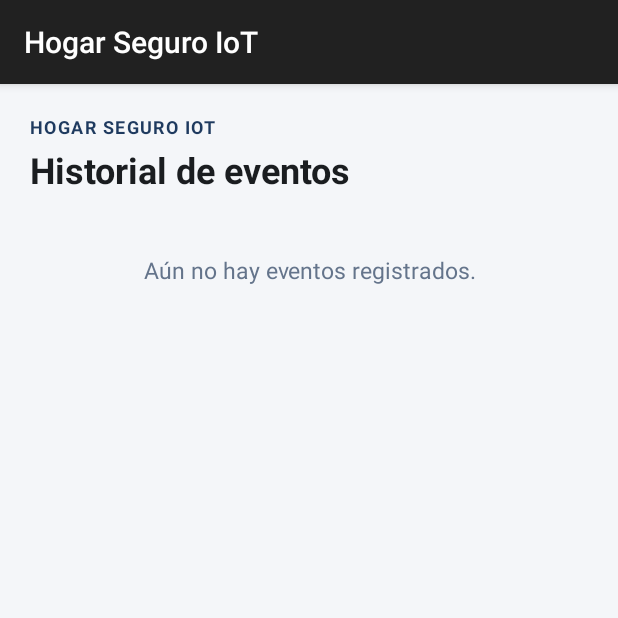
After one commit to Loreto-ISO/prueba-iot2, an Android app: the HistoryActivity screen opened directly, with no data from a screen before it, on a phone screen of 412 x 824 dp, the top half of it. The commit adds this screen. Run offline under Robolectric (Android 15) with nearby library versions, the phone set to English and light mode, and no system bars; our stand-ins replace Firebase (no records; nobody signed in at launch, a user with empty details on screens opened directly).

Commit message:
feat: add realtime device event history

```diff
--- a/app/build.gradle.kts
+++ b/app/build.gradle.kts
@@ -38,6 +38,7 @@ dependencies {
     implementation(platform("com.google.firebase:firebase-bom:33.7.0"))
     implementation("com.google.firebase:firebase-auth")
     implementation("com.google.firebase:firebase-database")
+    implementation("androidx.recyclerview:recyclerview:1.4.0")
 
     implementation(libs.androidx.activity.ktx)
     implementation(libs.androidx.appcompat)
--- a/app/src/main/AndroidManifest.xml
+++ b/app/src/main/AndroidManifest.xml
@@ -27,6 +27,7 @@
         <activity android:name=".AdminActivity" android:exported="false" />
         <activity android:name=".DashboardActivity" android:exported="false" />
         <activity android:name=".ControlActivity" android:exported="false" />
+        <activity android:name=".HistoryActivity" android:exported="false" />
 
     </application>
 </manifest>
--- a/app/src/main/java/com/example/myapplication/DashboardActivity.kt
+++ b/app/src/main/java/com/example/myapplication/DashboardActivity.kt
@@ -41,6 +41,9 @@ class DashboardActivity : AppCompatActivity() {
 
         findViewById<Button>(R.id.btnOpenControl).setOnClickListener {
             startActivity(Intent(this, ControlActivity::class.java))
+        }
+        findViewById<Button>(R.id.btnOpenHistory).setOnClickListener {
+            startActivity(Intent(this, HistoryActivity::class.java))
         }
 
         observeDeviceState()
--- /dev/null
+++ b/app/src/main/java/com/example/myapplication/HistoryActivity.kt
@@ -0,0 +1,62 @@
+package com.example.myapplication
+
+import android.os.Bundle
+import android.view.View
+import android.widget.TextView
+import android.widget.Toast
+import androidx.appcompat.app.AppCompatActivity
+import androidx.recyclerview.widget.LinearLayoutManager
+import androidx.recyclerview.widget.RecyclerView
+import com.example.myapplication.data.FirebaseDatabaseRepository
+import com.example.myapplication.model.DeviceEvent
+import com.google.firebase.database.DatabaseError
+import com.google.firebase.database.ValueEventListener
+
+class HistoryActivity : AppCompatActivity() {
+    private val repository = FirebaseDatabaseRepository()
+    private val deviceId = "casa-01"
+    private var eventsListener: ValueEventListener? = null
+    private lateinit var recyclerView: RecyclerView
+    private lateinit var emptyMessage: TextView
+    private val eventAdapter = DeviceEventAdapter()
+
+    override fun onCreate(savedInstanceState: Bundle?) {
+        super.onCreate(savedInstanceState)
+        setContentView(R.layout.activity_history)
+
+        recyclerView = findViewById(R.id.rvEvents)
+        emptyMessage = findViewById(R.id.tvEmptyHistory)
+        recyclerView.layoutManager = LinearLayoutManager(this)
+        recyclerView.adapter = eventAdapter
+
+        observeEvents()
+    }
+
+    private fun observeEvents() {
+        eventsListener = repository.observeDeviceEvents(
+            deviceId = deviceId,
+            onEvents = { events ->
+                runOnUiThread {
+                    eventAdapter.submitList(events)
+                    emptyMessage.visibility = if (events.isEmpty()) View.VISIBLE else View.GONE
+                    recyclerView.visibility = if (events.isEmpty()) View.GONE else View.VISIBLE
+                }
+            },
+            onError = { error ->
+                runOnUiThread {
+                    Toast.makeText(
+                        this,
+                        "No se pudo cargar el historial: ${error.message}",
+                        Toast.LENGTH_LONG
+                    ).show()
+                }
+            }
+        )
+    }
+
+    override fun onDestroy() {
+        eventsListener?.let { repository.removeDeviceEventsListener(deviceId, it) }
+        eventsListener = null
+        super.onDestroy()
+    }
+}
--- a/app/src/main/java/com/example/myapplication/data/FirebaseDatabaseRepository.kt
+++ b/app/src/main/java/com/example/myapplication/data/FirebaseDatabaseRepository.kt
@@ -29,6 +29,34 @@ class FirebaseDatabaseRepository(
         deviceRoot(deviceId).child("state").removeEventListener(listener)
     }
 
+    fun observeDeviceEvents(
+        deviceId: String,
+        onEvents: (List<DeviceEvent>) -> Unit,
+        onError: (DatabaseError) -> Unit
+    ): ValueEventListener {
+        val eventsQuery = deviceRoot(deviceId).child("events").orderByChild("createdAt").limitToLast(100)
+        val listener = object : ValueEventListener {
+            override fun onDataChange(snapshot: DataSnapshot) {
+                val events = snapshot.children.mapNotNull { child ->
+                    child.getValue(DeviceEvent::class.java)?.also { event ->
+                        if (event.eventId.isBlank()) event.eventId = child.key.orEmpty()
+                        if (event.deviceId.isBlank()) event.deviceId = deviceId
+                    }
+                }.sortedByDescending { it.createdAt }
+                onEvents(events)
+            }
+
+            override fun onCancelled(error: DatabaseError) = onError(error)
+        }
+        eventsQuery.addValueEventListener(listener)
+        return listener
+    }
+
+    fun removeDeviceEventsListener(deviceId: String, listener: ValueEventListener) {
+        deviceRoot(deviceId).child("events").orderByChild("createdAt").limitToLast(100)
+            .removeEventListener(listener)
+    }
+
     fun sendCommand(deviceId: String, type: String, value: Boolean, userId: String) =
         deviceRoot(deviceId).child("commands").push().let { reference ->
             val command = DeviceCommand(
--- /dev/null
+++ b/app/src/main/res/layout/activity_history.xml
@@ -0,0 +1,48 @@
+<?xml version="1.0" encoding="utf-8"?>
+<LinearLayout xmlns:android="http://schemas.android.com/apk/res/android"
+    android:layout_width="match_parent"
+    android:layout_height="match_parent"
+    android:background="#F4F6F9"
+    android:orientation="vertical"
+    android:padding="20dp">
+
+    <TextView
+        android:layout_width="wrap_content"
+        android:layout_height="wrap_content"
+        android:layout_marginBottom="4dp"
+        android:letterSpacing="0.08"
+        android:text="HOGAR SEGURO IOT"
+        android:textColor="#1E3A5F"
+        android:textSize="12sp"
+        android:textStyle="bold" />
+
+    <TextView
+        android:layout_width="wrap_content"
+        android:layout_height="wrap_content"
+        android:layout_marginBottom="16dp"
+        android:text="Historial de eventos"
+        android:textColor="#1A1D20"
+        android:textSize="24sp"
+        android:textStyle="bold" />
+
+    <TextView
+        android:id="@+id/tvEmptyHistory"
+        android:layout_width="match_parent"
+        android:layout_height="wrap_content"
+        android:layout_marginTop="24dp"
+        android:gravity="center"
+        android:text="Aún no hay eventos registrados."
+        android:textColor="#64748B"
+        android:textSize="15sp"
+        android:visibility="visible" />
+
+    <androidx.recyclerview.widget.RecyclerView
+        android:id="@+id/rvEvents"
+        android:layout_width="match_parent"
+        android:layout_height="0dp"
+        android:layout_marginTop="8dp"
+        android:layout_weight="1"
+        android:clipToPadding="false"
+        android:paddingBottom="8dp"
+        android:visibility="gone" />
+</LinearLayout>
```
Also changed, not shown: app/src/main/java/com/example/myapplication/DeviceEventAdapter.kt (added, +49 -0 lines), app/src/main/res/layout/activity_dashboard.xml (+11 -0 lines), app/src/main/res/layout/item_device_event.xml (added, +36 -0 lines).
